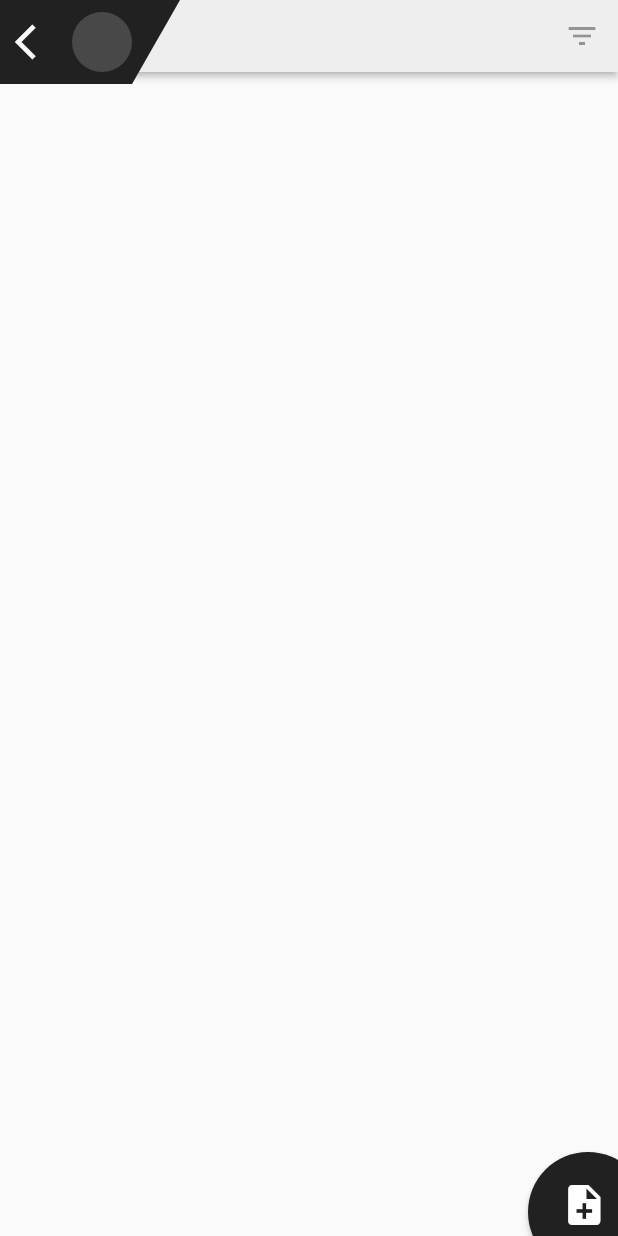
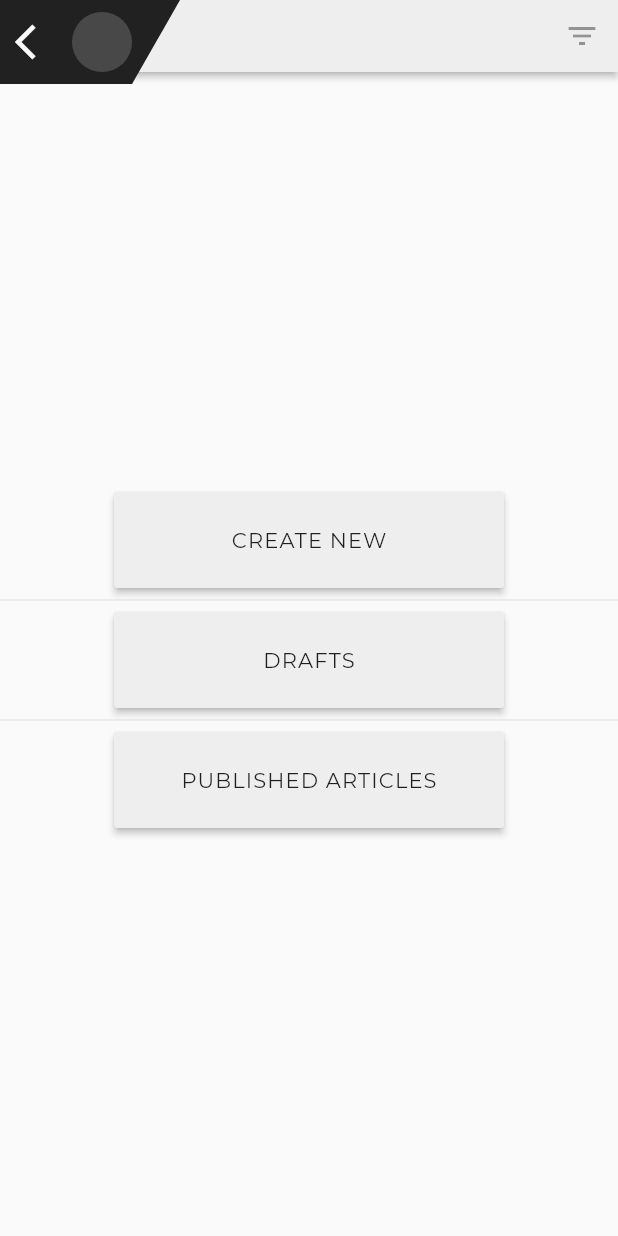
Before and after one commit to jamesmoore255/avail-native, a Flutter app: the ScriptPage screen opened by its route, after a tap on the "note add" icon, on a phone screen of 412 x 824 dp. Run offline on Flutter 3.47's test engine with Material 2 defaults, Android fonts, the phone set to English and light mode, and no system bars; our stand-ins replace cloud_firestore, google_sign_in; accounts and stored records are empty.

Commit message:
Scripts (#3)
* Fonts and text styles fix, firestore scripts integration

* Script drafts page set up, script create page properly connected with firebase

```diff
--- a/lib/pages/home-page.dart
+++ b/lib/pages/home-page.dart
@@ -38,7 +38,7 @@ class HomeBottomAppBarContents extends StatelessWidget {
           children: <Widget>[
             GestureDetector(
                 onTap: () {
-                  Scaffold.of(context).openDrawer();
+                  Navigator.pushNamed(context, "/auth");
                 },
                 child: CircleAvatar(backgroundColor: Color(0xFF484848))
             ),
@@ -97,7 +97,7 @@ class HomeBodyState extends State<HomeBody> {
                       List<Widget> subsections = <Widget>[
                         Padding(
                           padding: EdgeInsets.all(8),
-                          child: Text(testDoc["title"]),
+                          child: Text(testDoc["title"], style: Theme.of(context).textTheme.subhead),
                         ),
                         Padding(
                           padding: EdgeInsets.all(8),
--- /dev/null
+++ b/lib/pages/script-create-options-page.dart
@@ -0,0 +1,95 @@
+import "package:avail/shared/filter-chip-bar.dart";
+import "package:avail/shared/menu-drawer.dart";
+import "package:flutter/cupertino.dart";
+import "package:flutter/material.dart";
+import "package:cloud_firestore/cloud_firestore.dart";
+
+final databaseReference = Firestore.instance;
+
+class ScriptCreateOptionsPage extends StatefulWidget {
+  ScriptCreateOptionsPage({
+    Key key,
+    this.user,
+    this.signedIn = true,
+  }) : super(key: key);
+
+  /// FirebaseUser type
+  final String user;
+  final bool signedIn;
+
+  @override
+  _ScriptCreateOptionsPageState createState() =>
+      _ScriptCreateOptionsPageState();
+}
+
+class _ScriptCreateOptionsPageState extends State<ScriptCreateOptionsPage> {
+  Divider verticalSpacer = Divider(height: 16);
+
+  @override
+  Widget build(BuildContext context) {
+    return Scaffold(
+      drawer: Drawer(),
+      body: Column(
+        children: <Widget>[
+          SafeArea(
+            child: Stack(
+              children: <Widget>[
+                ChipBar(),
+                MenuDrawer(),
+              ],
+            ),
+          ),
+          Expanded(
+            child: Column(
+              mainAxisAlignment: MainAxisAlignment.center,
+              crossAxisAlignment: CrossAxisAlignment.center,
+              children: <Widget>[
+                MaterialButton(
+                  minWidth: 260,
+                  height: 64,
+                  elevation: 2,
+                  onPressed: () {
+                    Navigator.pushNamed(context, "/script/create");
+                  },
+                  color: Colors.grey.shade200,
+                  child: Text(
+                    "CREATE NEW",
+                    style: Theme.of(context).textTheme.button,
+                  ),
+                ),
+                verticalSpacer,
+                MaterialButton(
+                  minWidth: 260,
+                  height: 64,
+                  elevation: 2,
+                  onPressed: () {
+                    Navigator.pushNamed(context, "/script/drafts");
+                  },
+                  color: Colors.grey.shade200,
+                  child: Text(
+                    "DRAFTS",
+                    style: Theme.of(context).textTheme.button,
+                  ),
+                ),
+                verticalSpacer,
+                MaterialButton(
+                  minWidth: 260,
+                  height: 64,
+                  elevation: 2,
+                  onPressed: () {
+                    print("PUBLISHED ARTICLES");
+                  },
+                  color: Colors.grey.shade200,
+                  child: Text(
+                    "PUBLISHED ARTICLES",
+                    style: Theme.of(context).textTheme.button,
+                  ),
+                ),
+              ],
+            ),
+          ),
+        ],
+      ),
+    );
+  }
+}
--- a/lib/pages/script-page.dart
+++ b/lib/pages/script-page.dart
@@ -2,7 +2,6 @@ import "dart:ui";
 
 import "package:avail/shared/filter-chip-bar.dart";
 import "package:avail/shared/menu-drawer.dart";
-import "package:avail/shared/text-styles.dart";
 import "package:flutter/cupertino.dart";
 import "package:flutter/material.dart";
 import "package:cloud_firestore/cloud_firestore.dart";
@@ -10,54 +9,18 @@ import "package:flutter/painting.dart";
 
 final databaseReference = Firestore.instance;
 
-//class ScriptFeaturedCard extends StatelessWidget {
-//  ScriptFeaturedCard({
-//    Key key,
-//    @required this.title,
-//    @required this.slug,
-//    this.media,
-//    this.height = 256,
-//  }) : super(key: key);
-//  final String title;
-//  final String slug;
-//  final Object media;
-//
-//  final double height;
-//
-//  @override
-//  Widget build(BuildContext context) {
-//    return Card(
-//        child: Container(
-//      height: 100,
-//      child: Stack(
-//        fit: StackFit.expand,
-//        children: <Widget>[
-//          Positioned(
-//            left: 0,
-//            top: 0,
-//            child: Text(title),
-//          )
-//        ],
-//      ),
-//    ));
-//  }
-//}
+class ScriptPage extends StatefulWidget {
+  _ScriptPageState createState() => _ScriptPageState();
+}
 
-class ScriptSecondaryCard extends StatelessWidget {
-  ScriptSecondaryCard({
-    Key key,
-    @required this.title,
-    this.media,
-    this.duration = 0,
-    this.hits = 0,
-  }) : super(key: key);
-  final String title;
-  final media;
-  final duration;
-  final hits;
+class _ScriptPageState extends State<ScriptPage> {
+  final scriptDoc = databaseReference.collection("script");
+  final _bookmarks = Set();
 
-  @override
-  Widget build(BuildContext context) {
+  Widget _buildScriptSecondaryRow(String id, String title, Map media,
+      int duration, int hits, bool bookmarked) {
+    final bool _isBookmarked = _bookmarks.contains(id);
+
     return LayoutBuilder(
       builder: (BuildContext context, BoxConstraints constraints) {
         return Card(
@@ -68,15 +31,47 @@ class ScriptSecondaryCard extends StatelessWidget {
               minHeight: 60,
               maxHeight: 110,
             ),
-                child: Row(children: <Widget>[
+            child: Row(
+              children: <Widget>[
                 Expanded(
-                    // Implement a stack, to put the bookmark in the bottom left corner
-                    child: Column(
+                  child: Stack(
+                    children: <Widget>[
+                      Positioned(
+                          bottom: -8,
+                          right: 0,
+                          child: IconButton(
+                              alignment: Alignment.bottomCenter,
+                              icon: Icon(
+                                _isBookmarked
+                                    ? Icons.bookmark
+                                    : Icons.bookmark_border,
+                                size: 36,
+                              ),
+                              onPressed: () {
+                                setState(() {
+                                  if (_isBookmarked) {
+                                    _bookmarks.remove(id);
+
+                                    /// UPDATE USER BOOKMARKS ON FIREBASE DOC
+                                  } else {
+                                    _bookmarks.add(id);
+
+                                    /// UPDATE USER BOOKMARKS ON FIREBASE DOC
+                                  }
+                                });
+                              })),
+                      Column(
+                        mainAxisAlignment: MainAxisAlignment.center,
                         crossAxisAlignment: CrossAxisAlignment.start,
                         children: <Widget>[
+                          Spacer(),
                           // Secondary headline
                           Container(
-                              child: Text(title, style: secondaryHeadline)),
+                            child: Text(
+                              title ?? "Title not defined",
+                              style: Theme.of(context).textTheme.subhead,
+                            ),
+                          ),
                           // Slug
 //                          Padding(
 //                              padding: EdgeInsets.only(left: 8, right: 8),
@@ -84,7 +79,7 @@ class ScriptSecondaryCard extends StatelessWidget {
 //                                  overflow: TextOverflow.visible,
 //                                  softWrap: true,
 //                                  maxLines: 4)),
-                          Spacer(),
+                          Spacer(flex: 2),
                           Row(
                             children: <Widget>[
                               Container(
@@ -92,8 +87,11 @@ class ScriptSecondaryCard extends StatelessWidget {
                                 child: Row(
                                   crossAxisAlignment: CrossAxisAlignment.center,
                                   children: <Widget>[
-                                    Text("${hits / 1000}k"),
-                                    Icon(Icons.show_chart),
+                                    Text("${hits ?? 0 / 1000}k",
+                                        style: Theme.of(context)
+                                            .textTheme
+                                            .overline),
+                                    Icon(Icons.show_chart, size: 12),
                                   ],
                                 ),
                               ),
@@ -102,14 +100,21 @@ class ScriptSecondaryCard extends StatelessWidget {
                                 child: Row(
                                   crossAxisAlignment: CrossAxisAlignment.center,
                                   children: <Widget>[
-                                    Text("${duration}min"),
-                                    Container(child: Icon(Icons.timelapse)),
+                                    Text("${duration}min",
+                                        style: Theme.of(context)
+                                            .textTheme
+                                            .overline),
+                                    Container(
+                                        child: Icon(Icons.timelapse, size: 12)),
                                   ],
                                 ),
                               ),
                             ],
                           )
-                        ]),
+                        ],
+                      )
+                    ],
+                  ),
                 ),
                 media != null && media["url"] != null
                     ? Container(
@@ -126,17 +131,14 @@ class ScriptSecondaryCard extends StatelessWidget {
                         ),
                       )
                     : Container(width: 0),
-                ])));
+              ],
+            ),
+          ),
+        );
       },
     );
   }
-}
 
-class ScriptPage extends StatefulWidget {
-  _ScriptPageState createState() => _ScriptPageState();
-}
-
-class _ScriptPageState extends State<ScriptPage> {
   @override
   Widget build(BuildContext context) {
     return Scaffold(
@@ -160,9 +162,11 @@ class _ScriptPageState extends State<ScriptPage> {
               size: 32,
             ),
             onPressed: () {
-                    print("FAB Pressed");
+              Navigator.pushNamed(context, "/script/options");
             },
-                ))),
+          ),
+        ),
+      ),
       floatingActionButtonLocation: FloatingActionButtonLocation.endFloat,
       drawer: Drawer(),
       body: Column(
@@ -178,8 +182,16 @@ class _ScriptPageState extends State<ScriptPage> {
           ),
           Expanded(
             child: StreamBuilder(
-                  stream: databaseReference.collection("script").snapshots(),
+              stream: databaseReference
+                  .collection("script")
+                  .orderBy("hits")
+                  .snapshots(),
               builder: (BuildContext context, snapshot) {
+                if (snapshot.hasError) return Text('Error: ${snapshot.error}');
+                int totalDocs = snapshot?.data?.documents?.length ?? 0;
+                if (totalDocs == 0) {
+                  return Text('Loading...');
+                }
                 return ListView.builder(
                   padding: EdgeInsets.all(16),
                   itemCount: snapshot.data.documents.length,
@@ -189,16 +201,21 @@ class _ScriptPageState extends State<ScriptPage> {
 //                            if (scriptDocument["featured"] == true) {
 //                              return ScriptFeaturedCard();
 //                            }
-                          return ScriptSecondaryCard(
-                            title: scriptDocument["title"],
-                            media: scriptDocument["media"],
-                            duration: scriptDocument["duration"], // in minutes
-                            hits: scriptDocument["hits"],
+                    return _buildScriptSecondaryRow(
+                      scriptDocument.documentID,
+                      scriptDocument["title"],
+                      scriptDocument["media"],
+                      scriptDocument["duration"], // in minutes
+                      scriptDocument["hits"],
+                      scriptDocument["bookmarked"],
                     );
-                        });
-                  }),
+                  },
+                );
+              },
+            ),
           ),
         ],
-        ));
+      ),
+    );
   }
 }
--- a/lib/shared/menu-drawer.dart
+++ b/lib/shared/menu-drawer.dart
@@ -34,7 +34,7 @@ class MenuDrawer extends StatelessWidget {
                     icon: Icon(Icons.arrow_back_ios),
                     color: Color(0xFFFAFAFA),
                     onPressed: () {
-                      Navigator.pushNamed(context, "/");
+                      Navigator.pop(context);
                     },
                   ),
                   Spacer(),
--- a/pubspec.yaml
+++ b/pubspec.yaml
@@ -19,6 +19,8 @@ environment:
 dependencies:
 
   cloud_firestore: ^0.12.9
+  google_sign_in: ^4.0.6
+  http: ^0.12.0+2
 
   flutter:
     sdk: flutter
@@ -55,6 +57,9 @@ flutter:
   # https://flutter.dev/assets-and-images/#from-packages
 
   fonts:
+    - family: Frank Ruhl Libre
+      fonts:
+        - asset: assets/fonts/FrankRuhlLibre-Regular.ttf
     - family: Montserrat
       fonts:
         - asset: assets/fonts/Montserrat-Regular.ttf
```
Also changed, not shown: lib/main.dart (+57 -1 lines), lib/pages/auth-page.dart (added, +72 -0 lines), lib/pages/script-create-page.dart (added, +143 -0 lines), lib/pages/script-drafts-page.dart (added, +115 -0 lines), lib/shared/text-styles.dart (+10 -1 lines), assets/fonts/FrankRuhlLibre-Regular.ttf (added), assets/fonts/Montserrat-Black.ttf (deleted), lib/shared/script-drawer.dart (added), pubspec.lock, 3 other files. Lines whose indentation alone changed are shown as unchanged.
